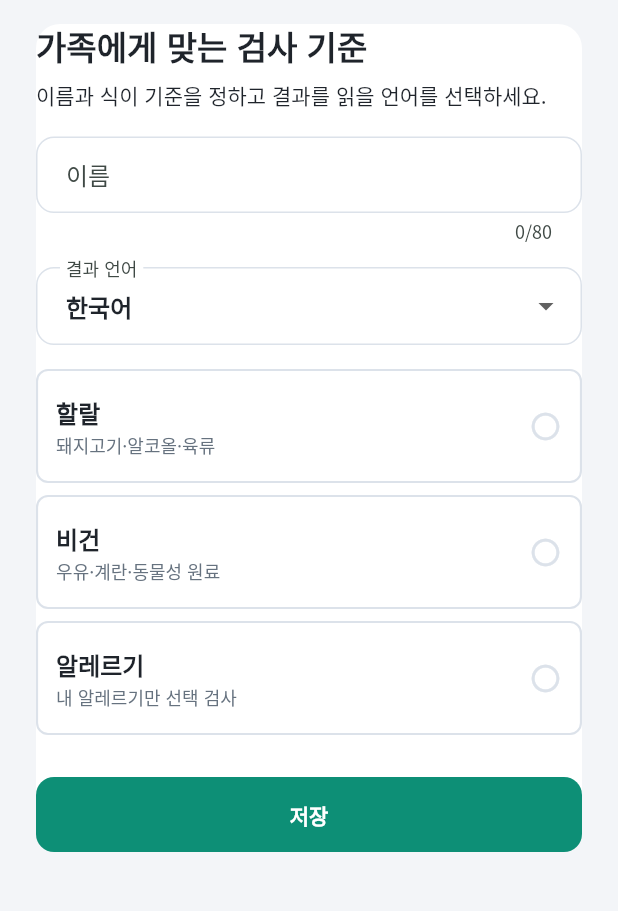
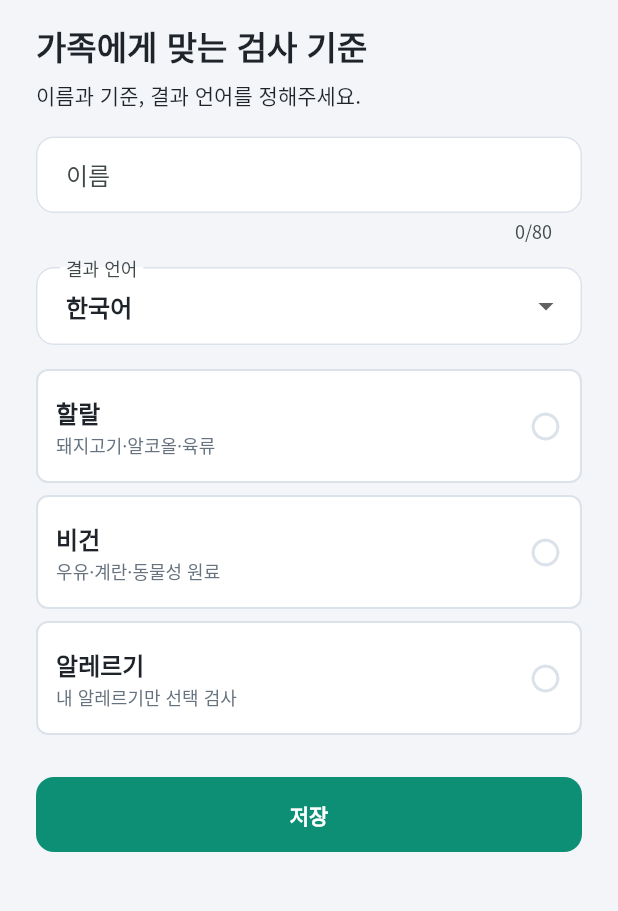
Before and after one commit to seojaeohcode/safe-byte, a Flutter app: the ProfileEditor screen opened directly with empty values, on a phone screen of 412 x 824 dp, the part 84-995 px from its top. Run offline on Flutter 3.47's test engine with Material 3 defaults, Android fonts, the phone set to English and light mode, and no system bars; our stand-ins replace image_picker, permission_handler, shared_preferences; missing offline and left inert: flutter_reactive_ble; accounts and stored records are empty.

Commit message:
Drop the white panel behind the family criteria cards
Same defect the preferences screen had and I only fixed there: the editor
wrapped its content in a white, borderless SurfacePanel, so the white
criteria cards inside lost their edges and the whole area read as one
blank block.

The subtitle was also long enough to wrap a single trailing syllable onto
its own line, so it is shorter now and stays on one.

Co-Authored-By: Claude Opus 5 <noreply@anthropic.com>

```diff
--- a/mobile/lib/l10n_data.dart
+++ b/mobile/lib/l10n_data.dart
@@ -197,7 +197,7 @@ const Map<String, Map<String, String>> uiStrings = {
   '이름': {'en': 'Name', 'ar': 'الاسم', 'zh': '名称', 'ja': '名前'},
   '이름 또는 닉네임': {'en': 'Name or Nickname', 'ar': 'الاسم أو اللقب', 'zh': '姓名或昵称', 'ja': '名前またはニックネーム'},
   '이름과 검사 기준을 입력해주세요.': {'en': 'Please enter your name and inspection criteria.', 'ar': 'يرجى إدخال الاسم ومعايير الفحص.', 'zh': '请输入名称和检测标准。', 'ja': '名前と検査基準を入力してください。'},
-  '이름과 식이 기준을 정하고 결과를 읽을 언어를 선택하세요.': {'en': 'Please set your name and dietary criteria, and choose a language for the results.', 'ar': 'حدد الاسم ومعايير النظام الغذائي واختر لغة قراءة النتائج.', 'zh': '请设置名称和饮食标准，并选择阅读结果的语言。', 'ja': '名前と食事基準を設定し、結果を表示する言語を選択してください。'},
+  '이름과 기준, 결과 언어를 정해주세요.': {'en': 'Please set the name, criteria, and result language.', 'ar': 'يرجى تحديد الاسم والمعايير ولغة النتائج.', 'zh': '请选择名称、标准和结果语言。', 'ja': '名前と基準、結果の言語を選択してください。'},
   '이메일': {'en': 'Email', 'ar': 'البريد الإلكتروني', 'zh': '电子邮件', 'ja': 'メールアドレス'},
   '이메일을 입력해 주세요.': {'en': 'Please enter your email.', 'ar': 'يرجى إدخال البريد الإلكتروني.', 'zh': '请输入电子邮件。', 'ja': 'メールアドレスを入力してください。'},
   '이미 계정이 있나요?': {'en': 'Already have an account?', 'ar': 'هل لديك حساب بالفعل؟', 'zh': '已经有账户了吗？', 'ja': 'すでにアカウントがありますか？'},
--- a/mobile/lib/workspace.dart
+++ b/mobile/lib/workspace.dart
@@ -868,18 +868,16 @@ class _ProfileEditorState extends State<ProfileEditor> {
   @override
   Widget build(BuildContext context) => Scaffold(
         appBar: AppBar(title: Text(widget.cart ? t('장보기 기준') : t('가족 기준'))),
+        // No panel: a white slab behind the white criteria cards erased their
+        // edges, the same way it did on the preferences screen.
         body: _WorkspaceList(children: [
-          SurfacePanel(
-              color: Colors.white,
-              borderColor: Colors.transparent,
-              padding: EdgeInsets.zero,
-              child: Column(
+          Column(
                   crossAxisAlignment: CrossAxisAlignment.stretch,
                   children: [
                     Text(widget.cart ? t('함께 확인할 장보기 기준') : t('가족에게 맞는 검사 기준'),
                         style: Theme.of(context).textTheme.headlineSmall),
                     const SizedBox(height: 8),
-                    Text(t('이름과 식이 기준을 정하고 결과를 읽을 언어를 선택하세요.')),
+                    Text(t('이름과 기준, 결과 언어를 정해주세요.')),
                     const SizedBox(height: 18),
                     TextField(
                         controller: _name,
@@ -912,7 +910,7 @@ class _ProfileEditorState extends State<ProfileEditor> {
                           });
                         },
                         child: Text(t('저장'))),
-                  ]))
+                  ])
         ]),
       );
 }
```
Also changed, not shown: scripts/l10n_cache.json, 1 other file.
